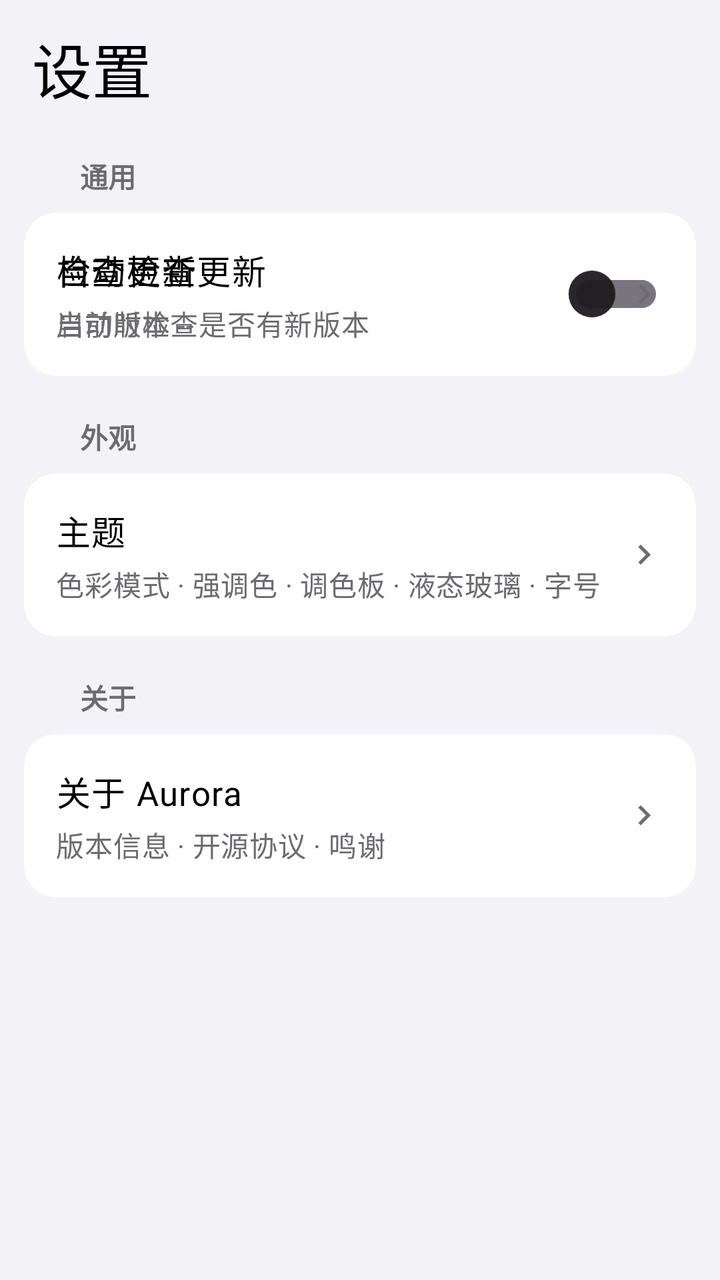
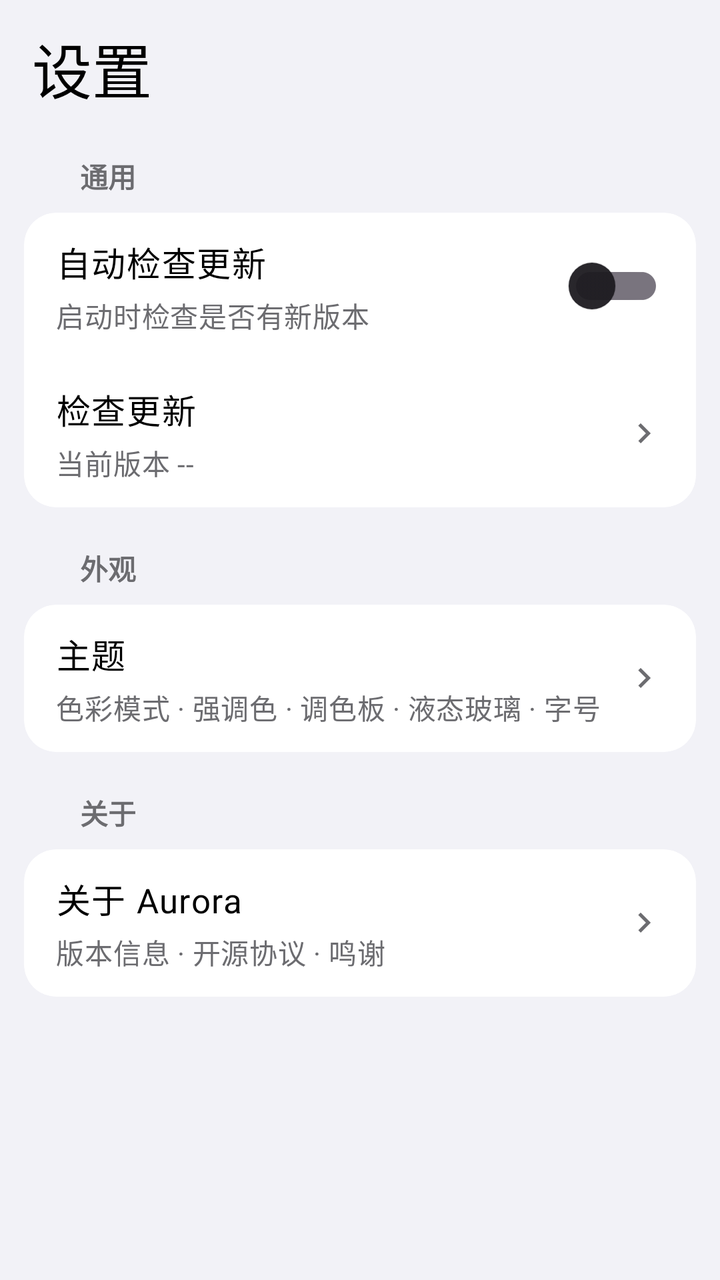

Screens rendered from an Android XML layout before and after an edit, with the pre-edit source and the edit as a unified diff.
<!-- AndroidManifest.xml: application theme Theme.Aurora -->
<!-- res/layout/fragment_settings.xml -->
<?xml version="1.0" encoding="utf-8"?>
<androidx.core.widget.NestedScrollView xmlns:android="http://schemas.android.com/apk/res/android"
    android:layout_width="match_parent"
    android:layout_height="match_parent"
    android:background="@color/ios_background_grouped"
    android:clipToPadding="false"
    android:fillViewport="true"
    android:overScrollMode="always"
    android:paddingBottom="88dp">

    <LinearLayout
        android:layout_width="match_parent"
        android:layout_height="wrap_content"
        android:orientation="vertical"
        android:paddingHorizontal="@dimen/miuix_pref_card_margin"
        android:paddingTop="12dp"
        android:paddingBottom="24dp">

        
        <TextView
            android:layout_width="wrap_content"
            android:layout_height="wrap_content"
            android:layout_marginStart="4dp"
            android:layout_marginBottom="14dp"
            android:fontFamily="sans-serif-medium"
            android:text="设置"
            android:textColor="@color/ios_text_primary"
            android:textSize="30sp" />

        
        <TextView
            style="@style/Widget.Aurora.Miuix.GroupTitle"
            android:layout_width="match_parent"
            android:layout_height="wrap_content"
            android:paddingStart="@dimen/miuix_group_title_inset"
            android:paddingTop="@dimen/miuix_group_title_gap"
            android:paddingEnd="@dimen/miuix_group_title_inset"
            android:paddingBottom="@dimen/miuix_group_title_gap"
            android:text="通用" />

        <com.google.android.material.card.MaterialCardView
            style="@style/Widget.Aurora.Miuix.Card"
            android:layout_width="match_parent"
            android:layout_height="wrap_content"
            android:layout_marginBottom="12dp">

            
            <LinearLayout
                android:layout_width="match_parent"
                android:layout_height="wrap_content"
                android:gravity="center_vertical"
                android:minHeight="@dimen/miuix_pref_row_min_height"
                android:orientation="horizontal"
                android:padding="@dimen/miuix_pref_row_padding">

                <LinearLayout
                    android:layout_width="0dp"
                    android:layout_height="wrap_content"
                    android:layout_weight="1"
                    android:orientation="vertical">

                    <TextView
                        style="@style/Widget.Aurora.Miuix.PrefTitle"
                        android:layout_width="wrap_content"
                        android:layout_height="wrap_content"
                        android:text="自动检查更新" />

                    <TextView
                        style="@style/Widget.Aurora.Miuix.PrefSummary"
                        android:layout_width="wrap_content"
                        android:layout_height="wrap_content"
                        android:layout_marginTop="4dp"
                        android:text="启动时检查是否有新版本" />
                </LinearLayout>

                <androidx.appcompat.widget.SwitchCompat
                    android:id="@+id/swCheckUpdate"
                    style="@style/Widget.Aurora.Switch"
                    android:layout_width="wrap_content"
                    android:layout_height="wrap_content"
                    android:layout_marginStart="12dp"
                    android:minHeight="28dp"
                    android:padding="0dp" />
            </LinearLayout>

            
            <LinearLayout
                android:id="@+id/rowCheckUpdate"
                android:layout_width="match_parent"
                android:layout_height="wrap_content"
                android:background="?attr/selectableItemBackground"
                android:clickable="true"
                android:focusable="true"
                android:gravity="center_vertical"
                android:minHeight="@dimen/miuix_pref_row_min_height"
                android:orientation="horizontal"
                android:padding="@dimen/miuix_pref_row_padding">

                <LinearLayout
                    android:layout_width="0dp"
                    android:layout_height="wrap_content"
                    android:layout_weight="1"
                    android:orientation="vertical">

                    <TextView
                        style="@style/Widget.Aurora.Miuix.PrefTitle"
                        android:layout_width="wrap_content"
                        android:layout_height="wrap_content"
                        android:text="检查更新" />

                    <TextView
                        android:id="@+id/tvUpdateSummary"
                        style="@style/Widget.Aurora.Miuix.PrefSummary"
                        android:layout_width="wrap_content"
                        android:layout_height="wrap_content"
                        android:layout_marginTop="4dp"
                        android:text="当前版本 --" />
                </LinearLayout>

                <ImageView
                    android:layout_width="20dp"
                    android:layout_height="20dp"
                    android:layout_marginStart="8dp"
                    android:contentDescription="@null"
                    android:src="@drawable/ic_chevron_right"
                    android:tint="@color/ios_text_secondary" />
            </LinearLayout>
        </com.google.android.material.card.MaterialCardView>

        
        <TextView
            style="@style/Widget.Aurora.Miuix.GroupTitle"
            android:layout_width="match_parent"
            android:layout_height="wrap_content"
            android:paddingStart="@dimen/miuix_group_title_inset"
            android:paddingTop="@dimen/miuix_group_title_gap"
            android:paddingEnd="@dimen/miuix_group_title_inset"
            android:paddingBottom="@dimen/miuix_group_title_gap"
            android:text="外观" />

        <com.google.android.material.card.MaterialCardView
            style="@style/Widget.Aurora.Miuix.Card"
            android:layout_width="match_parent"
            android:layout_height="wrap_content"
            android:layout_marginBottom="12dp">

            <LinearLayout
                android:id="@+id/rowTheme"
                android:layout_width="match_parent"
                android:layout_height="wrap_content"
                android:background="?attr/selectableItemBackground"
                android:clickable="true"
                android:focusable="true"
                android:gravity="center_vertical"
                android:minHeight="@dimen/miuix_pref_row_min_height"
                android:orientation="horizontal"
                android:padding="@dimen/miuix_pref_row_padding">

                <LinearLayout
                    android:layout_width="0dp"
                    android:layout_height="wrap_content"
                    android:layout_weight="1"
                    android:orientation="vertical">

                    <TextView
                        style="@style/Widget.Aurora.Miuix.PrefTitle"
                        android:layout_width="wrap_content"
                        android:layout_height="wrap_content"
                        android:text="主题" />

                    <TextView
                        style="@style/Widget.Aurora.Miuix.PrefSummary"
                        android:layout_width="wrap_content"
                        android:layout_height="wrap_content"
                        android:layout_marginTop="4dp"
                        android:text="色彩模式 · 强调色 · 调色板 · 液态玻璃 · 字号" />
                </LinearLayout>

                <ImageView
                    android:layout_width="20dp"
                    android:layout_height="20dp"
                    android:layout_marginStart="8dp"
                    android:contentDescription="@null"
                    android:src="@drawable/ic_chevron_right"
                    android:tint="@color/ios_text_secondary" />
            </LinearLayout>
        </com.google.android.material.card.MaterialCardView>

        
        <TextView
            style="@style/Widget.Aurora.Miuix.GroupTitle"
            android:layout_width="match_parent"
            android:layout_height="wrap_content"
            android:paddingStart="@dimen/miuix_group_title_inset"
            android:paddingTop="@dimen/miuix_group_title_gap"
            android:paddingEnd="@dimen/miuix_group_title_inset"
            android:paddingBottom="@dimen/miuix_group_title_gap"
            android:text="关于" />

        
        <com.google.android.material.card.MaterialCardView
            style="@style/Widget.Aurora.Miuix.Card"
            android:layout_width="match_parent"
            android:layout_height="wrap_content">

            <LinearLayout
                android:id="@+id/rowAbout"
                android:layout_width="match_parent"
                android:layout_height="wrap_content"
                android:background="?attr/selectableItemBackground"
                android:clickable="true"
                android:focusable="true"
                android:gravity="center_vertical"
                android:minHeight="@dimen/miuix_pref_row_min_height"
                android:orientation="horizontal"
                android:padding="@dimen/miuix_pref_row_padding">

                <LinearLayout
                    android:layout_width="0dp"
                    android:layout_height="wrap_content"
                    android:layout_weight="1"
                    android:orientation="vertical">

                    <TextView
                        style="@style/Widget.Aurora.Miuix.PrefTitle"
                        android:layout_width="wrap_content"
                        android:layout_height="wrap_content"
                        android:text="关于 Aurora" />

                    <TextView
                        android:id="@+id/tvAboutSummary"
                        style="@style/Widget.Aurora.Miuix.PrefSummary"
                        android:layout_width="wrap_content"
                        android:layout_height="wrap_content"
                        android:layout_marginTop="4dp"
                        android:text="版本信息 · 开源协议 · 鸣谢" />
                </LinearLayout>

                <ImageView
                    android:layout_width="20dp"
                    android:layout_height="20dp"
                    android:layout_marginStart="8dp"
                    android:contentDescription="@null"
                    android:src="@drawable/ic_chevron_right"
                    android:tint="@color/ios_text_secondary" />
            </LinearLayout>
        </com.google.android.material.card.MaterialCardView>

    </LinearLayout>
</androidx.core.widget.NestedScrollView>
<!-- resources referenced by this layout -->
<resources>
  <color name="ios_background_grouped">#F2F2F7</color>
  <color name="ios_text_primary">#000000</color>
  <color name="ios_text_secondary">#6C6C70</color>
  <dimen name="miuix_group_title_gap">8dp</dimen>
  <dimen name="miuix_group_title_inset">28dp</dimen>
  <dimen name="miuix_pref_card_margin">12dp</dimen>
  <dimen name="miuix_pref_row_min_height">56dp</dimen>
  <dimen name="miuix_pref_row_padding">16dp</dimen>
  <!-- drawable ic_chevron_right (drawable) -->
  <?xml version="1.0" encoding="utf-8"?>
  <vector xmlns:android="http://schemas.android.com/apk/res/android"
      android:width="24dp"
      android:height="24dp"
      android:viewportWidth="24"
      android:viewportHeight="24">
      <path
          android:fillColor="#FF000000"
          android:pathData="M10,6L8.59,7.41 13.17,12l-4.58,4.59L10,18l6,-6z" />
  </vector>
  <style name="Widget.Aurora.Miuix.Card" parent="Widget.Material3.CardView.Elevated">
          <item name="cardBackgroundColor">?attr/auroraCard</item>
          <item name="cardCornerRadius">@dimen/miuix_card_corner</item>
          <item name="cardElevation">0dp</item>
          <item name="strokeWidth">0dp</item>
      </style>
  <style name="Widget.Aurora.Miuix.GroupTitle" parent="TextAppearance.Material3.LabelLarge">
          <item name="android:textColor">@color/ios_text_secondary</item>
          <item name="android:textSize">14sp</item>
          <item name="android:fontFamily">sans-serif-medium</item>
          <item name="android:textStyle">bold</item>
          
          <item name="android:includeFontPadding">true</item>
      </style>
  <style name="Widget.Aurora.Miuix.PrefSummary" parent="TextAppearance.Material3.BodyMedium">
          <item name="android:textColor">@color/ios_text_secondary</item>
          <item name="android:textSize">14sp</item>
          <item name="android:includeFontPadding">true</item>
      </style>
  <style name="Widget.Aurora.Miuix.PrefTitle" parent="TextAppearance.Material3.BodyLarge">
          <item name="android:textColor">@color/ios_text_primary</item>
          <item name="android:textSize">17sp</item>
          <item name="android:fontFamily">sans-serif-medium</item>
          
          <item name="android:includeFontPadding">true</item>
      </style>
  <style name="Widget.Aurora.Switch" parent="Widget.AppCompat.CompoundButton.Switch">
          <item name="android:thumb">@drawable/switch_ios26_thumb</item>
          <item name="android:track">@drawable/switch_ios26_track</item>
          <item name="android:splitTrack">false</item>
          <item name="android:minHeight">28dp</item>
          <item name="android:padding">0dp</item>
      </style>
  <style name="Theme.Aurora" parent="Base.Theme.Aurora" />
  <dimen name="miuix_card_corner">16dp</dimen>
  <!-- drawable switch_ios26_thumb (drawable) -->
  <?xml version="1.0" encoding="utf-8"?>
  <selector xmlns:android="http://schemas.android.com/apk/res/android">
      <item android:state_checked="true">
          <shape android:shape="oval">
              <size android:width="24dp" android:height="24dp" />
              <solid android:color="#F2FFFFFF" />
              <stroke android:width="0.5dp" android:color="#26000000" />
          </shape>
      </item>
  
      <item>
          <shape android:shape="oval">
              <size android:width="24dp" android:height="24dp" />
              <solid android:color="#F2FFFFFF" />
              <stroke android:width="0.5dp" android:color="#26000000" />
          </shape>
      </item>
  </selector>
  <color name="switch_track_on">#3370FF</color>
  <color name="switch_track_stroke">#33000000</color>
  <color name="switch_track_off">#E5E5EA</color>
  <color name="ios_accent">#00C853</color>
  <color name="white">#FFFFFFFF</color>
  <color name="ios_card">#FFFFFF</color>
  <color name="ios_background_elevated">#FFFFFF</color>
  <color name="ios_fill_tertiary">#F2F2F7</color>
  <!-- unchanged entries left out for length: 2 -->
</resources>

<!-- the commit's change to res/layout/fragment_settings.xml (unified diff, before → after) -->
@@ -48,82 +48,95 @@
             <LinearLayout
                 android:layout_width="match_parent"
                 android:layout_height="wrap_content"
-                android:gravity="center_vertical"
-                android:minHeight="@dimen/miuix_pref_row_min_height"
-                android:orientation="horizontal"
-                android:padding="@dimen/miuix_pref_row_padding">
-
-                <LinearLayout
-                    android:layout_width="0dp"
-                    android:layout_height="wrap_content"
-                    android:layout_weight="1"
-                    android:orientation="vertical">
-
-                    <TextView
-                        style="@style/Widget.Aurora.Miuix.PrefTitle"
-                        android:layout_width="wrap_content"
-                        android:layout_height="wrap_content"
-                        android:text="自动检查更新" />
-
-                    <TextView
-                        style="@style/Widget.Aurora.Miuix.PrefSummary"
-                        android:layout_width="wrap_content"
-                        android:layout_height="wrap_content"
-                        android:layout_marginTop="4dp"
-                        android:text="启动时检查是否有新版本" />
-                </LinearLayout>
-
-                <androidx.appcompat.widget.SwitchCompat
-                    android:id="@+id/swCheckUpdate"
-                    style="@style/Widget.Aurora.Switch"
-                    android:layout_width="wrap_content"
-                    android:layout_height="wrap_content"
-                    android:layout_marginStart="12dp"
-                    android:minHeight="28dp"
-                    android:padding="0dp" />
-            </LinearLayout>
-
-            
-            <LinearLayout
-                android:id="@+id/rowCheckUpdate"
-                android:layout_width="match_parent"
-                android:layout_height="wrap_content"
-                android:background="?attr/selectableItemBackground"
-                android:clickable="true"
-                android:focusable="true"
-                android:gravity="center_vertical"
-                android:minHeight="@dimen/miuix_pref_row_min_height"
-                android:orientation="horizontal"
-                android:padding="@dimen/miuix_pref_row_padding">
-
-                <LinearLayout
-                    android:layout_width="0dp"
-                    android:layout_height="wrap_content"
-                    android:layout_weight="1"
-                    android:orientation="vertical">
-
-                    <TextView
-                        style="@style/Widget.Aurora.Miuix.PrefTitle"
-                        android:layout_width="wrap_content"
-                        android:layout_height="wrap_content"
-                        android:text="检查更新" />
-
-                    <TextView
-                        android:id="@+id/tvUpdateSummary"
-                        style="@style/Widget.Aurora.Miuix.PrefSummary"
-                        android:layout_width="wrap_content"
-                        android:layout_height="wrap_content"
-                        android:layout_marginTop="4dp"
-                        android:text="当前版本 --" />
-                </LinearLayout>
-
-                <ImageView
-                    android:layout_width="20dp"
-                    android:layout_height="20dp"
-                    android:layout_marginStart="8dp"
-                    android:contentDescription="@null"
-                    android:src="@drawable/ic_chevron_right"
-                    android:tint="@color/ios_text_secondary" />
+                android:orientation="vertical">
+
+                
+                <LinearLayout
+                    android:layout_width="match_parent"
+                    android:layout_height="wrap_content"
+                    android:gravity="center_vertical"
+                    android:minHeight="@dimen/miuix_pref_row_min_height"
+                    android:orientation="horizontal"
+                    android:paddingStart="@dimen/miuix_pref_row_padding"
+                    android:paddingTop="@dimen/miuix_pref_row_padding_v"
+                    android:paddingEnd="@dimen/miuix_pref_row_padding"
+                    android:paddingBottom="@dimen/miuix_pref_row_padding_v">
+
+                    <LinearLayout
+                        android:layout_width="0dp"
+                        android:layout_height="wrap_content"
+                        android:layout_weight="1"
+                        android:orientation="vertical">
+
+                        <TextView
+                            style="@style/Widget.Aurora.Miuix.PrefTitle"
+                            android:layout_width="wrap_content"
+                            android:layout_height="wrap_content"
+                            android:text="自动检查更新" />
+
+                        <TextView
+                            style="@style/Widget.Aurora.Miuix.PrefSummary"
+                            android:layout_width="wrap_content"
+                            android:layout_height="wrap_content"
+                            android:layout_marginTop="4dp"
+                            android:text="启动时检查是否有新版本" />
+                    </LinearLayout>
+
+                    <androidx.appcompat.widget.SwitchCompat
+                        android:id="@+id/swCheckUpdate"
+                        style="@style/Widget.Aurora.Switch"
+                        android:layout_width="wrap_content"
+                        android:layout_height="wrap_content"
+                        android:layout_marginStart="12dp"
+                        android:minHeight="28dp"
+                        android:padding="0dp" />
+                </LinearLayout>
+
+                
+                <LinearLayout
+                    android:id="@+id/rowCheckUpdate"
+                    android:layout_width="match_parent"
+                    android:layout_height="wrap_content"
+                    android:background="?attr/selectableItemBackground"
+                    android:clickable="true"
+                    android:focusable="true"
+                    android:gravity="center_vertical"
+                    android:minHeight="@dimen/miuix_pref_row_min_height"
+                    android:orientation="horizontal"
+                    android:paddingStart="@dimen/miuix_pref_row_padding"
+                    android:paddingTop="@dimen/miuix_pref_row_padding_v"
+                    android:paddingEnd="@dimen/miuix_pref_row_padding"
+                    android:paddingBottom="@dimen/miuix_pref_row_padding_v">
+
+                    <LinearLayout
+                        android:layout_width="0dp"
+                        android:layout_height="wrap_content"
+                        android:layout_weight="1"
+                        android:orientation="vertical">
+
+                        <TextView
+                            style="@style/Widget.Aurora.Miuix.PrefTitle"
+                            android:layout_width="wrap_content"
+                            android:layout_height="wrap_content"
+                            android:text="检查更新" />
+
+                        <TextView
+                            android:id="@+id/tvUpdateSummary"
+                            style="@style/Widget.Aurora.Miuix.PrefSummary"
+                            android:layout_width="wrap_content"
+                            android:layout_height="wrap_content"
+                            android:layout_marginTop="4dp"
+                            android:text="当前版本 --" />
+                    </LinearLayout>
+
+                    <ImageView
+                        android:layout_width="20dp"
+                        android:layout_height="20dp"
+                        android:layout_marginStart="8dp"
+                        android:contentDescription="@null"
+                        android:src="@drawable/ic_chevron_right"
+                        android:tint="@color/ios_text_secondary" />
+                </LinearLayout>
             </LinearLayout>
         </com.google.android.material.card.MaterialCardView>
 
@@ -154,7 +167,10 @@
                 android:gravity="center_vertical"
                 android:minHeight="@dimen/miuix_pref_row_min_height"
                 android:orientation="horizontal"
-                android:padding="@dimen/miuix_pref_row_padding">
+                android:paddingStart="@dimen/miuix_pref_row_padding"
+                android:paddingTop="@dimen/miuix_pref_row_padding_v"
+                android:paddingEnd="@dimen/miuix_pref_row_padding"
+                android:paddingBottom="@dimen/miuix_pref_row_padding_v">
 
                 <LinearLayout
                     android:layout_width="0dp"
@@ -213,7 +229,10 @@
                 android:gravity="center_vertical"
                 android:minHeight="@dimen/miuix_pref_row_min_height"
                 android:orientation="horizontal"
-                android:padding="@dimen/miuix_pref_row_padding">
+                android:paddingStart="@dimen/miuix_pref_row_padding"
+                android:paddingTop="@dimen/miuix_pref_row_padding_v"
+                android:paddingEnd="@dimen/miuix_pref_row_padding"
+                android:paddingBottom="@dimen/miuix_pref_row_padding_v">
 
                 <LinearLayout
                     android:layout_width="0dp"
<!-- resource entries referenced after the edit -->
@@ -8,6 +8,7 @@
   <dimen name="miuix_pref_card_margin">12dp</dimen>
   <dimen name="miuix_pref_row_min_height">56dp</dimen>
   <dimen name="miuix_pref_row_padding">16dp</dimen>
+  <dimen name="miuix_pref_row_padding_v">12dp</dimen>
   <!-- drawable ic_chevron_right (drawable) -->
   <?xml version="1.0" encoding="utf-8"?>
   <vector xmlns:android="http://schemas.android.com/apk/res/android"
